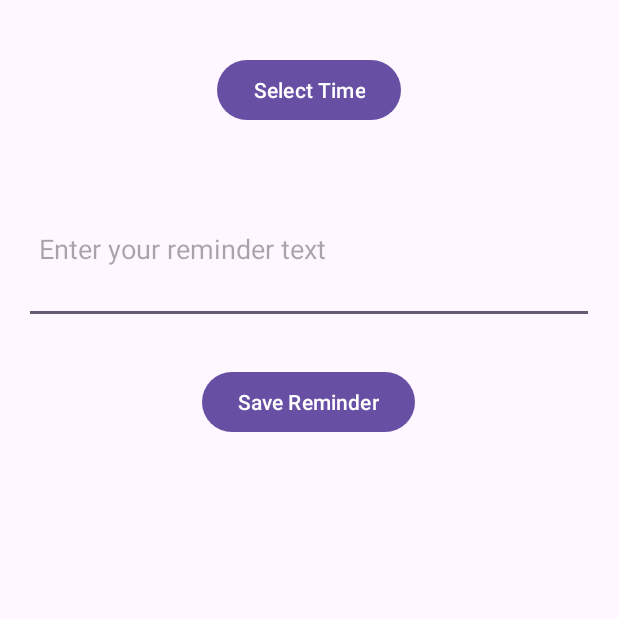
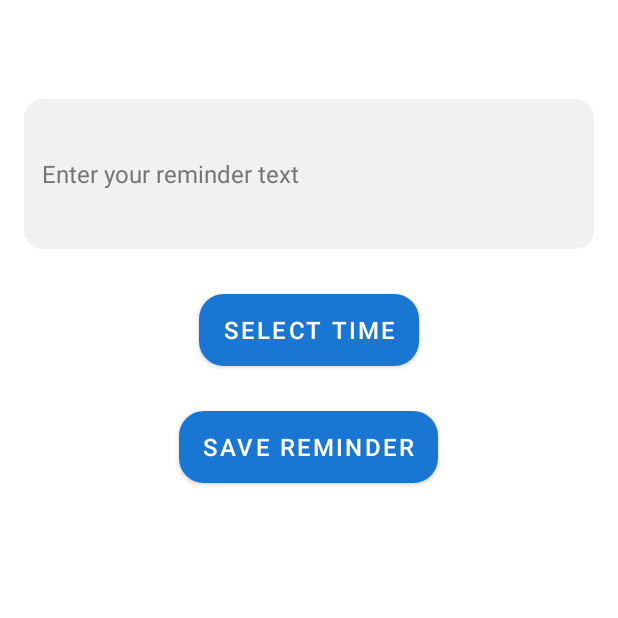
Before and after one commit to CHAIGANESH/Text_Stream, an Android app: the ReminderActivity screen opened directly, with no data from a screen before it, on a phone screen of 412 x 824 dp, the top half of it. Run offline under Robolectric (Android 15) with nearby library versions, the phone set to English and light mode, and no system bars.

Commit message:
UI_update-2 (Reminder)

```diff
--- /dev/null
+++ b/app/src/main/res/drawable/fab_background.xml
@@ -0,0 +1,4 @@
+<shape xmlns:android="http://schemas.android.com/apk/res/android">
+    <solid android:color="#3F51B5" />
+    <corners android:radius="28dp" />
+</shape>
--- /dev/null
+++ b/app/src/main/res/drawable/ic_search.xml
@@ -0,0 +1,5 @@
+<vector xmlns:android="http://schemas.android.com/apk/res/android" android:height="24dp" android:tint="#000000" android:viewportHeight="24" android:viewportWidth="24" android:width="24dp">
+
+    <path android:fillColor="@android:color/white" android:pathData="M15.5,14h-0.79l-0.28,-0.27C15.41,12.59 16,11.11 16,9.5 16,5.91 13.09,3 9.5,3S3,5.91 3,9.5 5.91,16 9.5,16c1.61,0 3.09,-0.59 4.23,-1.57l0.27,0.28v0.79l5,4.99L20.49,19l-4.99,-5zM9.5,14C7.01,14 5,11.99 5,9.5S7.01,5 9.5,5 14,7.01 14,9.5 11.99,14 9.5,14z"/>
+
+</vector>
--- /dev/null
+++ b/app/src/main/res/drawable/rounded_button.xml
@@ -0,0 +1,5 @@
+<shape xmlns:android="http://schemas.android.com/apk/res/android">
+    <solid android:color="@color/button_blue" />
+    <corners android:radius="16dp" />
+    <stroke android:width="1dp" android:color="#41729F" />
+</shape>
--- /dev/null
+++ b/app/src/main/res/drawable/rounded_edittext.xml
@@ -0,0 +1,5 @@
+<shape xmlns:android="http://schemas.android.com/apk/res/android">
+    <solid android:color="#F1F1F1" />
+    <corners android:radius="12dp" />
+    <stroke android:width="1dp" android:color="#E2DDDD" />
+</shape>
--- /dev/null
+++ b/app/src/main/res/drawable/rounded_recycler_view.xml
@@ -0,0 +1,4 @@
+<shape xmlns:android="http://schemas.android.com/apk/res/android">
+    <solid android:color="#FFFFFF" />
+    <corners android:radius="12dp" />
+</shape>
--- /dev/null
+++ b/app/src/main/res/drawable/rounded_search_view.xml
@@ -0,0 +1,5 @@
+<shape xmlns:android="http://schemas.android.com/apk/res/android">
+    <solid android:color="#69ACE2" />
+    <corners android:radius="12dp" />
+    <stroke android:width="1dp" android:color="#41729F" />
+</shape>
--- a/app/src/main/res/layout/activity_reminder.xml
+++ b/app/src/main/res/layout/activity_reminder.xml
@@ -1,25 +1,36 @@
 <RelativeLayout xmlns:android="http://schemas.android.com/apk/res/android"
     android:layout_width="match_parent"
     android:layout_height="match_parent"
-    android:padding="16dp">
+    android:padding="16dp"
+    android:background="#FFFFFF">
+
+    <EditText
+        android:id="@+id/reminderText"
+        android:layout_width="match_parent"
+        android:layout_height="wrap_content"
+        android:layout_marginTop="50dp"
+        android:hint="Enter your reminder text"
+        android:inputType="textMultiLine"
+        android:minHeight="100dp"
+        android:padding="12dp"
+        android:background="@drawable/rounded_edittext"
+        android:textColor="#000000"
+        android:textSize="16sp"
+        android:textColorHint="#757575"
+        android:backgroundTint="#F1F1F1" />
 
     <Button
         android:id="@+id/selectTimeButton"
         android:layout_width="wrap_content"
         android:layout_height="wrap_content"
+        android:layout_below="@id/reminderText"
         android:layout_centerHorizontal="true"
-        android:layout_marginTop="20dp"
-        android:text="Select Time" />
-
-    <EditText
-        android:id="@+id/reminderText"
-        android:layout_width="match_parent"
-        android:layout_height="wrap_content"
-        android:layout_marginTop="100dp"
-        android:hint="Enter your reminder text"
-        android:inputType="textMultiLine"
-        android:minHeight="100dp"
-        android:padding="10dp" />
+        android:layout_marginTop="30dp"
+        android:background="@drawable/rounded_button"
+        android:text="Select Time"
+        android:textColor="#FFFFFF"
+        android:textSize="16sp"
+        style="@style/CustomButtonStyle" />
 
     <Button
         android:id="@+id/saveReminderButton"
@@ -27,6 +38,11 @@
         android:layout_height="wrap_content"
         android:layout_below="@id/selectTimeButton"
         android:layout_centerHorizontal="true"
-        android:layout_marginTop="160dp"
-        android:text="Save Reminder" />
+        android:layout_marginTop="30dp"
+        android:background="@drawable/rounded_button"
+        android:text="Save Reminder"
+        android:textColor="#FFFFFF"
+        android:textSize="16sp"
+        style="@style/CustomButtonStyle" />
+
 </RelativeLayout>
--- /dev/null
+++ b/app/src/main/res/values/styles.xml
@@ -0,0 +1,6 @@
+<resources>
+    <style name="CustomButtonStyle" parent="Widget.MaterialComponents.Button">
+        <item name="backgroundTint">@color/button_blue</item>
+        <item name="android:textColor">@color/white</item>
+    </style>
+</resources>
```
